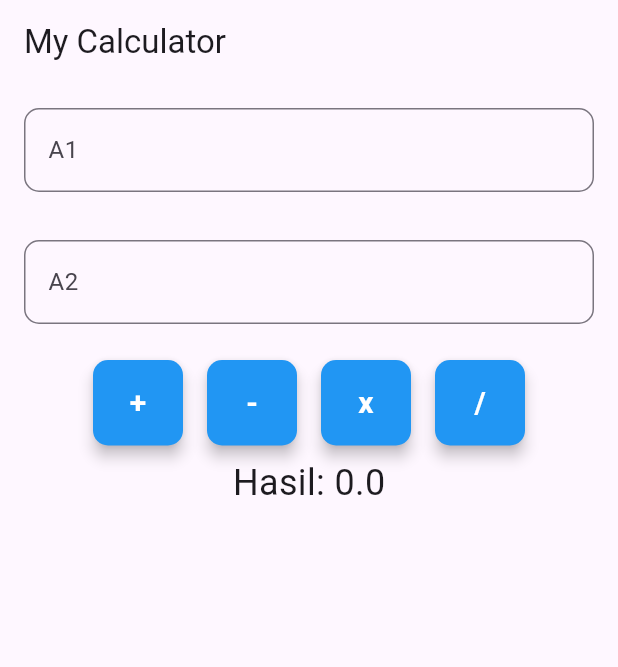
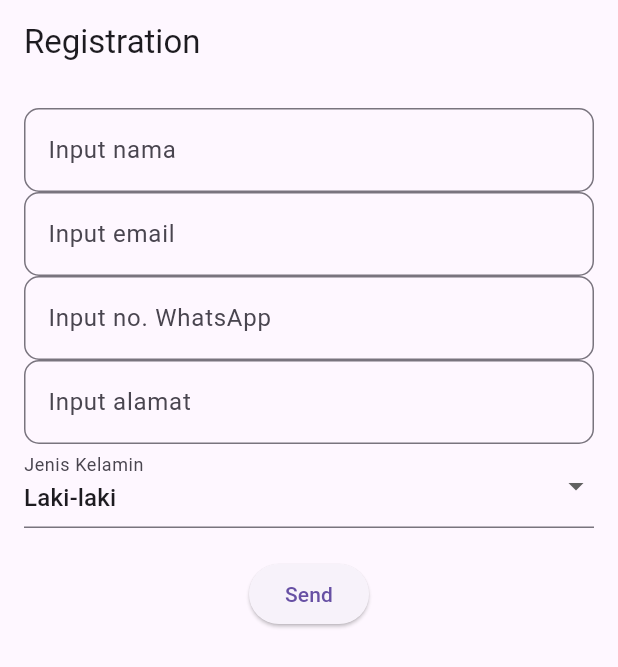
Before and after one commit to DevilsAprentice/Flutter, a Flutter app: the screen it shows after launch, on a phone screen of 412 x 824 dp. Shown: the top 667 px of the screen. Run offline on Flutter 3.47's test engine with Material 3 defaults, Android fonts, the phone set to English and light mode, and no system bars; our stand-ins replace get.

Commit message:
implementasi routs

```diff
--- a/lib/calculator_page.dart
+++ b/lib/calculator_page.dart
@@ -32,14 +32,14 @@ class _CalculatorPageState extends State<CalculatorPage> {
             margin: EdgeInsets.all(16.0),
             child:CustomTextfield (
               myHint: 'A1',
-              txtController: txtA1,
+              txtController: txtA1,radius: 10,
             ),
           ),
           Container(
             margin: EdgeInsets.all(16.0),
             child: CustomTextfield(
               myHint: 'A2',
-              txtController: txtA2,
+              txtController: txtA2,radius: 10,
             ),
           ),
           Row(
--- a/lib/component/custom_textfield.dart
+++ b/lib/component/custom_textfield.dart
@@ -1,16 +1,19 @@
 import 'package:flutter/material.dart';
-import 'package:flutter/services.dart'; // 1. Wajib di-import untuk FilteringTextInputFormatter
+
 
 class CustomTextfield extends StatelessWidget {
 
   final String myHint;
   final TextEditingController txtController;
+  final double radius;
 
   const CustomTextfield({
     super.key,
     required this.myHint,
     required this.txtController,
+    required this.radius,
   });
+
 
   @override
   Widget build(BuildContext context) {
@@ -18,7 +21,7 @@ class CustomTextfield extends StatelessWidget {
       controller: txtController,
       keyboardType: TextInputType.number,
       inputFormatters: [
-        FilteringTextInputFormatter.digitsOnly,
+
       ],
       decoration: InputDecoration(
         hintText: myHint,
--- /dev/null
+++ b/lib/controllers/confrim_regist_controler.dart
@@ -0,0 +1,22 @@
+import 'package:get/get.dart';
+
+class ConfirmRegistrationController extends GetxController {
+  late String nama;
+  late String email;
+  late String jenisKelamin;
+  late String noWa;
+  late String alamat;
+
+  @override
+  void onInit() {
+    super.onInit();
+
+    final arguments = Get.arguments;
+
+    nama = arguments['name'];
+    email = arguments['email'];
+    jenisKelamin = arguments['jenis_kelamin'];
+    noWa = arguments['no_wa'];
+    alamat = arguments['alamat'];
+  }
+}
--- a/lib/login_page.dart
+++ b/lib/login_page.dart
@@ -36,6 +36,7 @@ class _LoginPageState extends State<LoginPage> {
             child: CustomTextfield(
               myHint: 'Enter your username',
               txtController: txtUsername,
+              radius: 10,
             ),
           ),
           Container(
@@ -43,6 +44,7 @@ class _LoginPageState extends State<LoginPage> {
             child: CustomTextfield(
               myHint: 'Enter your password',
               txtController: txtPassword,
+              radius: 10,
             ),
           ),
           SizedBox(height: 20),
--- a/lib/main.dart
+++ b/lib/main.dart
@@ -1,7 +1,7 @@
+
 import 'package:flutter/material.dart';
 import 'package:get/get.dart';
-import 'package:test_app/login_page.dart';
-// import 'login_page.dart';
+import 'package:test_app/Routes.dart';
 import 'calculator_page.dart';
 
 void main() {
@@ -11,116 +11,12 @@ void main() {
 class MyApp extends StatelessWidget {
   const MyApp({super.key});
 
-  // This widget is the root of your application.
   @override
   Widget build(BuildContext context) {
-    return GetMaterialApp(
-      title: 'Flutter Demo',
-      theme: ThemeData(
-        // This is the theme of your application.
-        //
-        // TRY THIS: Try running your application with "flutter run". You'll see
-        // the application has a purple toolbar. Then, without quitting the app,
-        // try changing the seedColor in the colorScheme below to Colors.green
-        // and then invoke "hot reload" (save your changes or press the "hot
-        // reload" button in a Flutter-supported IDE, or press "r" if you used
-        // the command line to start the app).
-        //
-        // Notice that the counter didn't reset back to zero; the application
-        // state is not lost during the reload. To reset the state, use hot
-        // restart instead.
-        //
-        // This works for code too, not just values: Most code changes can be
-        // tested with just a hot reload.
-        colorScheme: ColorScheme.fromSeed(seedColor: Colors.deepPurple),
-      ),
-      home: CalculatorPage(),
+     return GetMaterialApp(
+      title: "Belajar Flutter PPLG 3",
+      initialRoute: Routes.registration,
+      getPages: Routes.myPages,
     );
   }
 }
-
-class MyHomePage extends StatefulWidget {
-  const MyHomePage({super.key, required this.title});
-
-  // This widget is the home page of your application. It is stateful, meaning
-  // that it has a State object (defined below) that contains fields that affect
-  // how it looks.
-
-  // This class is the configuration for the state. It holds the values (in this
-  // case the title) provided by the parent (in this case the App widget) and
-  // used by the build method of the State. Fields in a Widget subclass are
-  // always marked "final".
-
-  final String title;
-
-  @override
-  State<MyHomePage> createState() => _MyHomePageState();
-}
-
-class _MyHomePageState extends State<MyHomePage> {
-  int _counter = 0;
-
-  void _incrementCounter() {
-    setState(() {
-      // This call to setState tells the Flutter framework that something has
-      // changed in this State, which causes it to rerun the build method below
-      // so that the display can reflect the updated values. If we changed
-      // _counter without calling setState(), then the build method would not be
-      // called again, and so nothing would appear to happen.
-      _counter++;
-    });
-  }
-
-  @override
-  Widget build(BuildContext context) {
-    // This method is rerun every time setState is called, for instance as done
-    // by the _incrementCounter method above.
-    //
-    // The Flutter framework has been optimized to make rerunning build methods
-    // fast, so that you can just rebuild anything that needs updating rather
-    // than having to individually change instances of widgets.
-    return Scaffold(
-      appBar: AppBar(
-        // TRY THIS: Try changing the color here to a specific color (to
-        // Colors.amber, perhaps?) and trigger a hot reload to see the AppBar
-        // change color while the other colors stay the same.
-        backgroundColor: Theme.of(context).colorScheme.inversePrimary,
-        // Here we take the value from the MyHomePage object that was created by
-        // the App.build method, and use it to set our appbar title.
-        title: Text(widget.title),
-      ),
-      body: Center(
-        // Center is a layout widget. It takes a single child and positions it
-        // in the middle of the parent.
-        child: Column(
-          // Column is also a layout widget. It takes a list of children and
-          // arranges them vertically. By default, it sizes itself to fit its
-          // children horizontally, and tries to be as tall as its parent.
-          //
-          // Column has various properties to control how it sizes itself and
-          // how it positions its children. Here we use mainAxisAlignment to
-          // center the children vertically; the main axis here is the vertical
-          // axis because Columns are vertical (the cross axis would be
-          // horizontal).
-          //
-          // TRY THIS: Invoke "debug painting" (choose the "Toggle Debug Paint"
-          // action in the IDE, or press "p" in the console), to see the
-          // wireframe for each widget.
-          mainAxisAlignment: .center,
-          children: [
-            const Text('You have pushed the button this many times:'),
-            Text(
-              '$_counter',
-              style: Theme.of(context).textTheme.headlineMedium,
-            ),
-          ],
-        ),
-      ),
-      floatingActionButton: FloatingActionButton(
-        onPressed: _incrementCounter,
-        tooltip: 'Increment',
-        child: const Icon(Icons.add),
-      ),
-    );
-  }
-}
--- /dev/null
+++ b/lib/pages/registration_page.dart
@@ -0,0 +1,92 @@
+import 'package:flutter/material.dart';
+import 'package:get/get.dart';
+import '../Routes.dart';
+import '../component/custom_textfield.dart';
+
+class RegistrationPage extends StatelessWidget {
+  const RegistrationPage({super.key});
+
+  @override
+  Widget build(BuildContext context) {
+    TextEditingController txtNama = TextEditingController();
+    TextEditingController txtEmail = TextEditingController();
+    TextEditingController txtNoWa = TextEditingController();
+    TextEditingController txtAlamat = TextEditingController();
+
+    String jenisKelamin = "Laki-laki";
+
+    return Scaffold(
+      appBar: AppBar(
+        title: const Text("Registration"),
+      ),
+      body: Padding(
+        padding: const EdgeInsets.all(16),
+        child: Column(
+          children: [
+            CustomTextfield(
+              myHint: "Input nama",
+              txtController: txtNama,
+              radius: 10,
+            ),
+
+            CustomTextfield(
+              myHint: "Input email",
+              txtController: txtEmail,
+              radius: 10,
+            ),
+
+            CustomTextfield(
+              myHint: "Input no. WhatsApp",
+              txtController: txtNoWa,
+              radius: 10,
+            ),
+
+            CustomTextfield(
+              myHint: "Input alamat",
+              txtController: txtAlamat,
+              radius: 10,
+            ),
+
+            DropdownButtonFormField<String>(
+              value: jenisKelamin,
+              decoration: const InputDecoration(
+                labelText: "Jenis Kelamin",
+              ),
+              items: const [
+                DropdownMenuItem(
+                  value: "Laki-laki",
+                  child: Text("Laki-laki"),
+                ),
+                DropdownMenuItem(
+                  value: "Perempuan",
+                  child: Text("Perempuan"),
+                ),
+              ],
+              onChanged: (value) {
+                jenisKelamin = value!;
+              },
+            ),
+
+            const SizedBox(height: 20),
+
+            ElevatedButton(
+              onPressed: () {
+                Get.toNamed(
+                  Routes.confirmRegistration,
+                  arguments: {
+                    'name': txtNama.text,
+                    'email': txtEmail.text,
+                    'jenis_kelamin': jenisKelamin,
+                    'no_wa': txtNoWa.text,
+                    'alamat': txtAlamat.text,
+                  },
+                );
+              },
+              child: const Text("Send"),
+            ),
+          ],
+        ),
+      ),
+    );
+  }
+}
--- /dev/null
+++ b/lib/routes.dart
@@ -0,0 +1,17 @@
+import 'package:get/get.dart';
+import 'package:test_app/pages/confrim_registration.dart';
+import 'package:test_app/pages/registration_page.dart';
+
+class Routes {
+  // list pages yang ada di aplikasi
+  static const String registration = "/registration";
+  static const String confirmRegistration = "/confirmRegistration";
+  // dll login , kalkulator
+
+  // kita tampung kedalam array yang akan kita pasang ke main dart
+  static final myPages = [
+    GetPage(name: registration, page: () => RegistrationPage()),
+    GetPage(name: confirmRegistration, page: () => ConfirmRegistrationPage()),
+    // others page here dll
+  ];
+}
```
Also changed, not shown: lib/controllers/registration_controler.dart (added, +11 -0 lines), lib/pages/confrim_registration.dart (added, +61 -0 lines), lib/registration_controler.dart (deleted).
